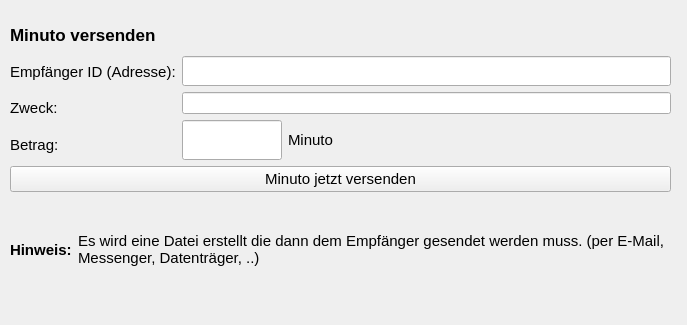
Qt form src/gui/qt/ui_components/form_send_minuto.ui (minutogit/eMinuto-Desktop-Prototype) before a commit.
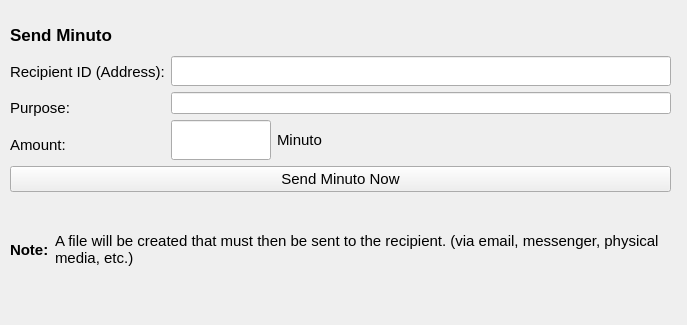
The same form after that commit.

```diff
--- a/src/gui/qt/ui_components/form_send_minuto.ui
+++ b/src/gui/qt/ui_components/form_send_minuto.ui
@@ -72,7 +72,7 @@
        </font>
       </property>
       <property name="text">
-       <string>Minuto versenden</string>
+       <string>Send Minuto</string>
       </property>
      </widget>
     </item>
@@ -88,7 +88,7 @@
            </font>
           </property>
           <property name="text">
-           <string>Empfänger ID (Adresse):</string>
+           <string>Recipient ID (Address):</string>
           </property>
          </widget>
         </item>
@@ -100,7 +100,7 @@
            </font>
           </property>
           <property name="text">
-           <string>Zweck:</string>
+           <string>Purpose:</string>
           </property>
          </widget>
         </item>
@@ -112,7 +112,7 @@
            </font>
           </property>
           <property name="text">
-           <string>Betrag:</string>
+           <string>Amount:</string>
           </property>
          </widget>
         </item>
@@ -212,7 +212,7 @@
        </font>
       </property>
       <property name="text">
-       <string>Minuto jetzt versenden</string>
+       <string>Send Minuto Now</string>
       </property>
      </widget>
     </item>
@@ -240,7 +240,7 @@
          </font>
         </property>
         <property name="text">
-         <string>Hinweis:</string>
+         <string>Note:</string>
         </property>
         <property name="wordWrap">
          <bool>false</bool>
@@ -261,7 +261,7 @@
          </font>
         </property>
         <property name="text">
-         <string>Es wird eine Datei erstellt die dann dem Empfänger gesendet werden muss. (per E-Mail, Messenger, Datenträger, ..)</string>
+         <string>A file will be created that must then be sent to the recipient. (via email, messenger, physical media, etc.)</string>
         </property>
         <property name="wordWrap">
          <bool>true</bool>
```
Left out of the diff: 2 changed lines with no effect on the pictures.
